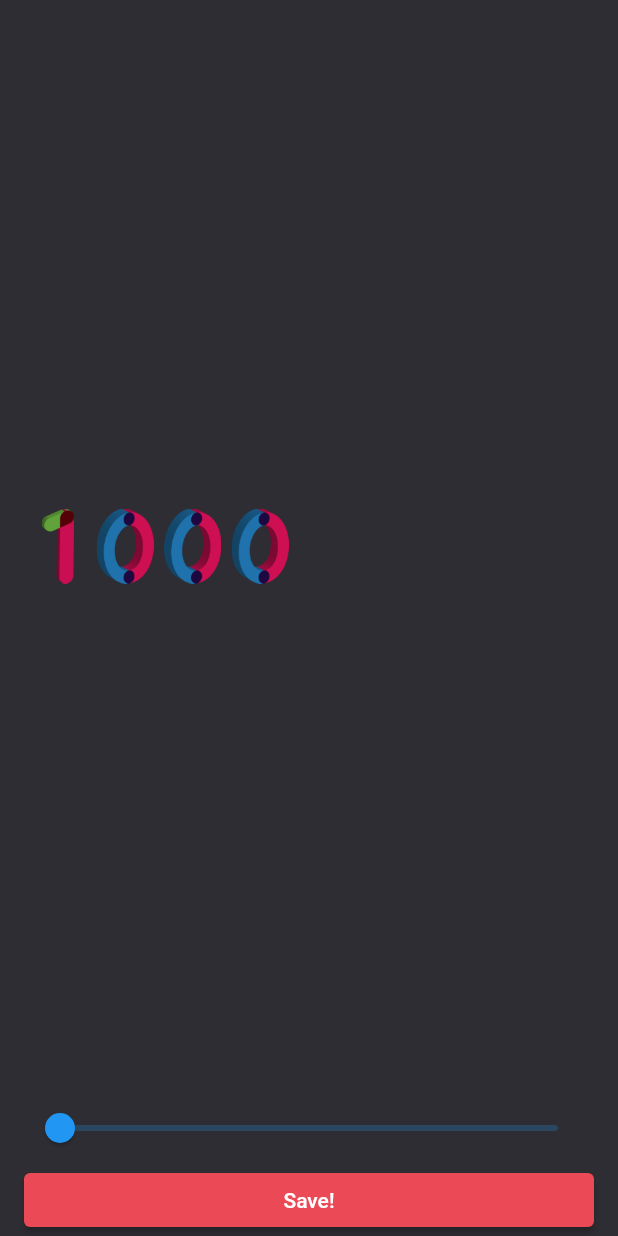
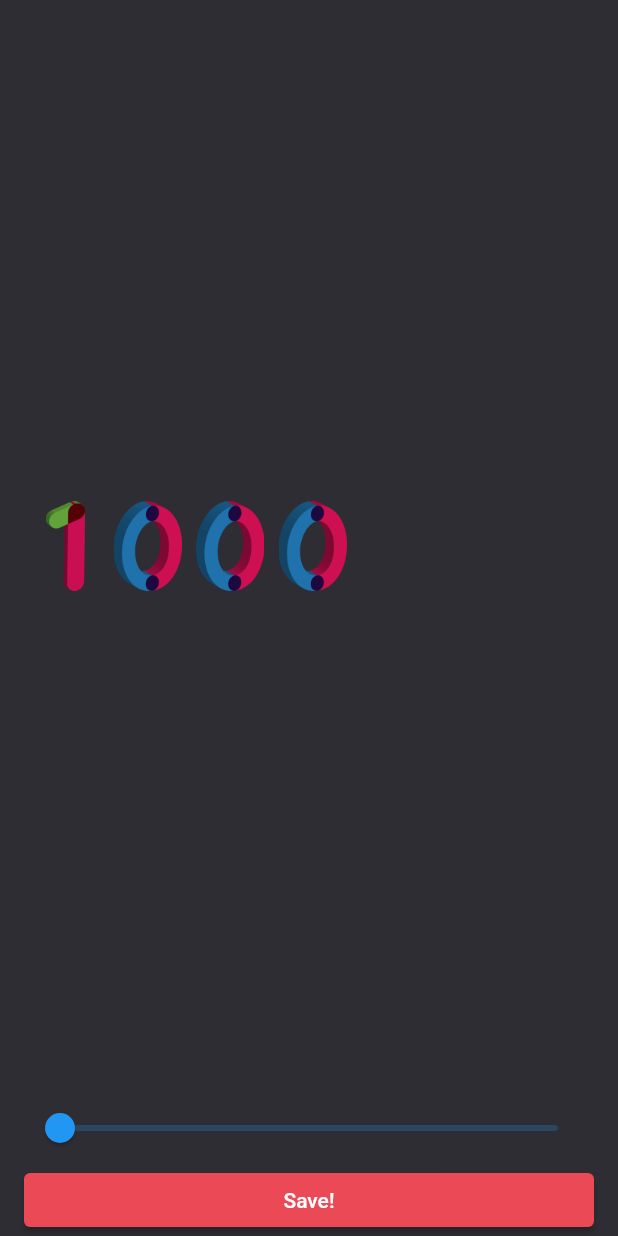
Before and after one commit to taeksoolee/flutter-chapter-study, a Flutter app: the screen it shows after launch, after a tap on the "settings" icon, on a phone screen of 412 x 824 dp. Run offline on Flutter 3.47's test engine with Material 2 defaults, Android fonts, the phone set to English and light mode, and no system bars; our stand-ins replace fluttertoast, webview_flutter.

Commit message:
🚀 rng - 코드 리팩토링, NumberRow Widget 생성

```diff
--- a/random_number_generator/lib/screens/home_screen.dart
+++ b/random_number_generator/lib/screens/home_screen.dart
@@ -6,6 +6,7 @@ import 'package:flutter/src/widgets/framework.dart';
 import 'package:random_number_generator/constant/color.dart';
 import 'package:random_number_generator/screens/settings_screen.dart';
 import 'package:random_number_generator/widgets/countdown.dart';
+import 'package:random_number_generator/widgets/number_row.dart';
 
 // 하남 배달특급 친구
 class HomeScreen extends StatefulWidget {
@@ -86,9 +87,9 @@ class _Header extends StatelessWidget {
     return Row(
       mainAxisAlignment: MainAxisAlignment.spaceBetween,
       children: [
-        Text(
+        const Text(
           'Random Nums Generator',
-          style: const TextStyle(
+          style: TextStyle(
             color: Colors.white,
             fontSize: 20.0,
             fontWeight: FontWeight.w700,
@@ -117,16 +118,8 @@ class _Body extends StatelessWidget {
               .entries
               .map((e) => Padding(
                     padding: EdgeInsets.only(top: e.key == 0 ? 0.0 : 16.0),
-                    child: Row(
-                      children: e.value
-                          .toString()
-                          .split('')
-                          .map((e) => Image.asset(
-                                'assets/img/$e.png',
-                                width: 45.0,
-                                height: 50.0,
-                              ))
-                          .toList(),
+                    child: NumberRow(
+                      number: e.value,
                     ),
                   ))
               .toList()),
--- a/random_number_generator/lib/screens/settings_screen.dart
+++ b/random_number_generator/lib/screens/settings_screen.dart
@@ -2,6 +2,7 @@ import 'package:flutter/material.dart';
 import 'package:flutter/src/foundation/key.dart';
 import 'package:flutter/src/widgets/framework.dart';
 import 'package:random_number_generator/constant/color.dart';
+import 'package:random_number_generator/widgets/number_row.dart';
 
 class SettingScreen extends StatefulWidget {
   final int maxNumber;
@@ -60,17 +61,7 @@ class _Body extends StatelessWidget {
   @override
   Widget build(BuildContext context) {
     return Expanded(
-      child: Row(
-        children: maxNumber
-            .toString()
-            .split('')
-            .map((e) => Image.asset(
-                  'assets/img/$e.png',
-                  width: 45.0,
-                  height: 50.0,
-                ))
-            .toList(),
-      ),
+      child: NumberRow(number: maxNumber),
     );
   }
 }
--- a/random_number_generator/lib/widgets/countdown.dart
+++ b/random_number_generator/lib/widgets/countdown.dart
@@ -17,7 +17,7 @@ class _CountdownState extends State<Countdown> {
 
   @override
   void initState() {
-    timer = Timer.periodic(Duration(seconds: 1), (timer) {
+    timer = Timer.periodic(const Duration(seconds: 1), (timer) {
       setState(() {
         if (count == 9) {
           count = 0;
--- /dev/null
+++ b/random_number_generator/lib/widgets/number_row.dart
@@ -0,0 +1,23 @@
+import 'package:flutter/material.dart';
+import 'package:flutter/src/foundation/key.dart';
+import 'package:flutter/src/widgets/framework.dart';
+
+class NumberRow extends StatelessWidget {
+  final int number;
+  const NumberRow({required this.number, Key? key}) : super(key: key);
+
+  @override
+  Widget build(BuildContext context) {
+    return Row(
+      children: number
+          .toString()
+          .split('')
+          .map((e) => Image.asset(
+                'assets/img/$e.png',
+                width: 55.0,
+                height: 60.0,
+              ))
+          .toList(),
+    );
+  }
+}
```
